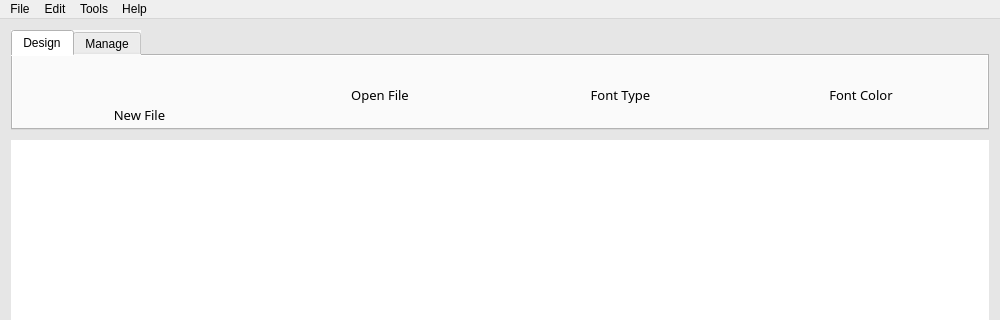
Above: Program/RicercaDocs/mainwindow.ui from LRANUL/UOP_SE_Y3S1-SOFT336SL_CROSS_PLATFORM_APPLICATION_DEVELOPMENT_IN_CPP before the change; both pictures show x 0 to 1000 and y 0 to 320 of the 1000 by 700 pixel window. Below: the same form after it.
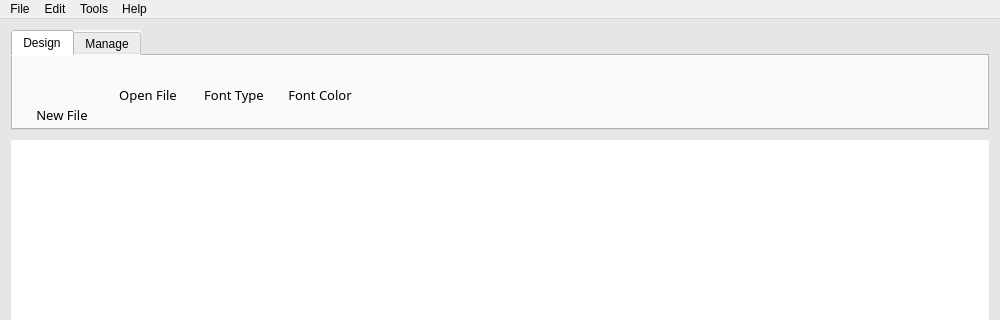
That is the form after the change. Icons and pictures are not drawn.

```diff
--- a/Program/RicercaDocs/mainwindow.ui
+++ b/Program/RicercaDocs/mainwindow.ui
@@ -339,6 +339,19 @@
              </property>
             </widget>
            </item>
+           <item>
+            <spacer name="horizontalSpacer">
+             <property name="orientation">
+              <enum>Qt::Horizontal</enum>
+             </property>
+             <property name="sizeHint" stdset="0">
+              <size>
+               <width>40</width>
+               <height>20</height>
+              </size>
+             </property>
+            </spacer>
+           </item>
           </layout>
          </widget>
          <widget class="QWidget" name="manage">
```
Left out of the diff: 21 changed lines with no effect on the pictures.
